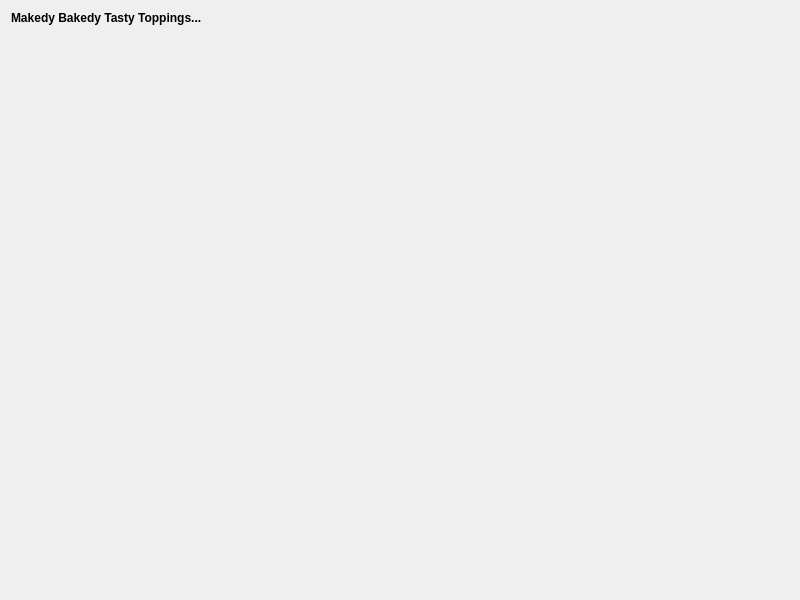
Old version of the form QgisModelBaker/ui/toppingmaker_wizard/referencedata.ui in the repository opengisch/QgisModelBaker.
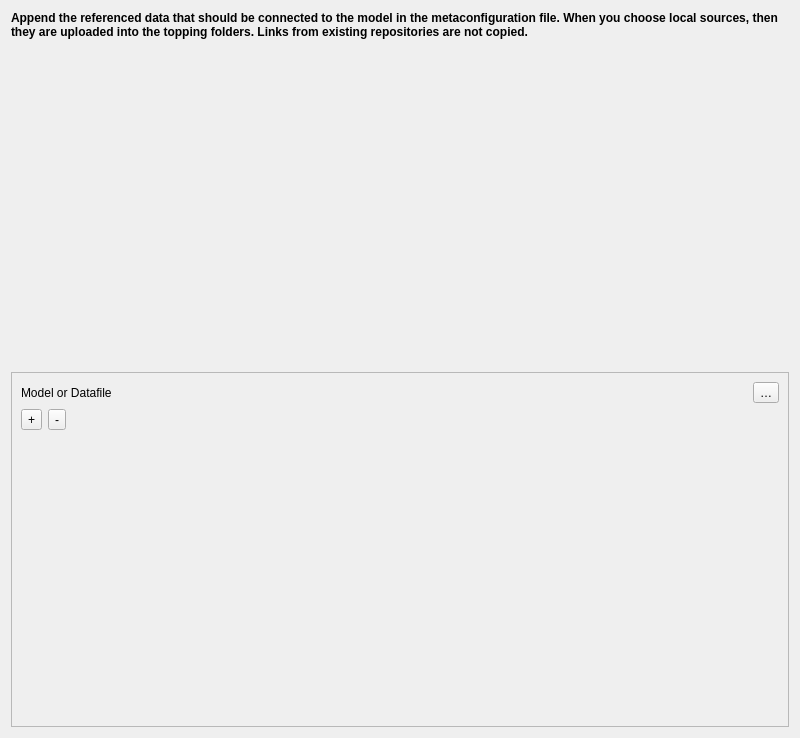
New version of the form. Custom widgets are drawn as their Qt base class.

Commit message: reference data page basic implementation

```diff
--- a/QgisModelBaker/ui/toppingmaker_wizard/referencedata.ui
+++ b/QgisModelBaker/ui/toppingmaker_wizard/referencedata.ui
@@ -7,26 +7,13 @@
     <x>0</x>
     <y>0</y>
     <width>800</width>
-    <height>600</height>
+    <height>738</height>
    </rect>
   </property>
   <property name="windowTitle">
    <string>Select Files</string>
   </property>
   <layout class="QGridLayout" name="gridLayout">
-   <item row="2" column="0">
-    <spacer name="verticalSpacer">
-     <property name="orientation">
-      <enum>Qt::Vertical</enum>
-     </property>
-     <property name="sizeHint" stdset="0">
-      <size>
-       <width>20</width>
-       <height>40</height>
-      </size>
-     </property>
-    </spacer>
-   </item>
    <item row="0" column="0">
     <widget class="QLabel" name="description">
      <property name="minimumSize">
@@ -42,7 +29,7 @@
       </font>
      </property>
      <property name="text">
-      <string>Makedy Bakedy Tasty Toppings...</string>
+      <string>Append the referenced data that should be connected to the model in the metaconfiguration file. When you choose local sources, then they are uploaded into the topping folders. Links from existing repositories are not copied.</string>
      </property>
      <property name="alignment">
       <set>Qt::AlignLeading|Qt::AlignLeft|Qt::AlignTop</set>
@@ -52,8 +39,88 @@
      </property>
     </widget>
    </item>
+   <item row="1" column="0">
+    <widget class="QFrame" name="content_frame">
+     <property name="frameShape">
+      <enum>QFrame::StyledPanel</enum>
+     </property>
+     <property name="frameShadow">
+      <enum>QFrame::Raised</enum>
+     </property>
+     <layout class="QGridLayout" name="gridLayout_2">
+      <item row="0" column="0">
+       <widget class="QLabel" name="input_line_label">
+        <property name="text">
+         <string>Model or Datafile</string>
+        </property>
+       </widget>
+      </item>
+      <item row="1" column="0" colspan="3">
+       <layout class="QHBoxLayout" name="horizontalLayout_3">
+        <item>
+         <widget class="QToolButton" name="add_button">
+          <property name="text">
+           <string>+</string>
+          </property>
+         </widget>
+        </item>
+        <item>
+         <widget class="QToolButton" name="remove_button">
+          <property name="text">
+           <string>-</string>
+          </property>
+         </widget>
+        </item>
+        <item>
+         <spacer name="horizontalSpacer">
+          <property name="orientation">
+           <enum>Qt::Horizontal</enum>
+          </property>
+          <property name="sizeHint" stdset="0">
+           <size>
+            <width>674</width>
+            <height>20</height>
+           </size>
+          </property>
+         </spacer>
+        </item>
+       </layout>
+      </item>
+      <item row="0" column="1">
+       <widget class="CompletionLineEdit" name="input_line_edit" native="true"/>
+      </item>
+      <item row="2" column="0" colspan="3">
+       <widget class="FileDropListView" name="source_list_view" native="true"/>
+      </item>
+      <item row="0" column="2">
+       <widget class="QToolButton" name="file_browse_button">
+        <property name="toolTip">
+         <string>Browse Interlis files</string>
+        </property>
+        <property name="text">
+         <string>…</string>
+        </property>
+       </widget>
+      </item>
+     </layout>
+    </widget>
+   </item>
   </layout>
  </widget>
+ <customwidgets>
+  <customwidget>
+   <class>CompletionLineEdit</class>
+   <extends></extends>
+   <header>QgisModelBaker.utils.gui_utils</header>
+   <container>1</container>
+  </customwidget>
+  <customwidget>
+   <class>FileDropListView</class>
+   <extends></extends>
+   <header>QgisModelBaker.utils.gui_utils</header>
+   <container>1</container>
+  </customwidget>
+ </customwidgets>
  <resources/>
  <connections/>
 </ui>
```
The commit also changes 2 other files.
